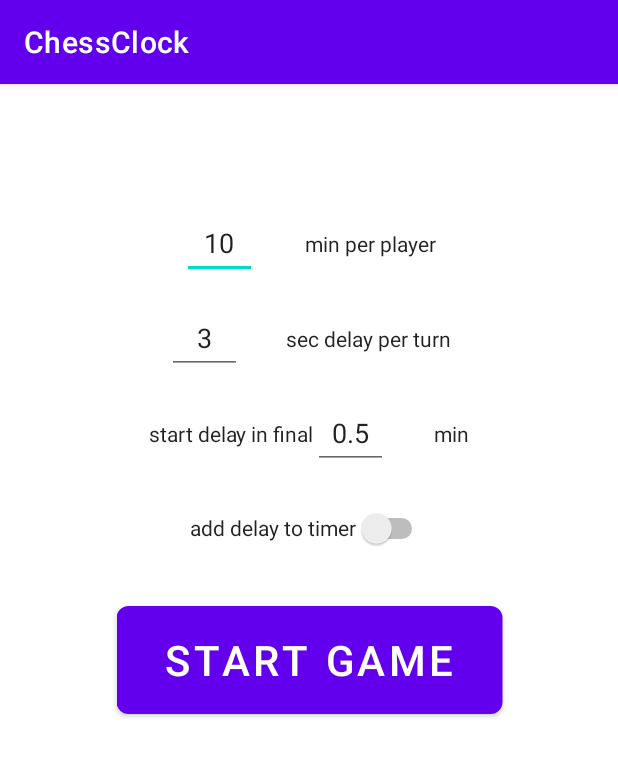
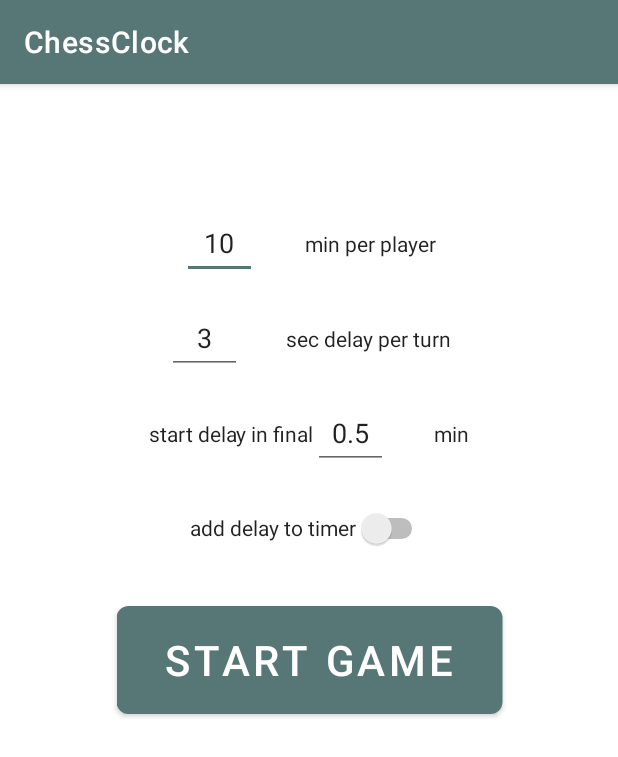
Before and after one commit to b4rthm/chessclock, an Android app: the screen it shows after launch (MainActivity), on a phone screen of 412 x 824 dp. Shown: the top 757 px of the screen. Run offline under Robolectric (Android 15) with nearby library versions, the phone set to English and light mode, and no system bars.

Commit message:
'colors'

```diff
--- a/app/src/main/res/layout/activity_main.xml
+++ b/app/src/main/res/layout/activity_main.xml
@@ -28,8 +28,8 @@
         android:layout_width="wrap_content"
         android:layout_height="wrap_content"
         android:layout_marginTop="25dp"
-        android:scaleX="2"
-        android:scaleY="2"
+        android:scaleX="2.5"
+        android:scaleY="2.5"
         android:text="TextView"
         android:visibility="invisible"
         app:layout_constraintBottom_toTopOf="@+id/mainButton"
@@ -42,8 +42,8 @@
         android:layout_width="wrap_content"
         android:layout_height="wrap_content"
         android:layout_marginTop="25dp"
-        android:scaleX="2"
-        android:scaleY="2"
+        android:scaleX="2.5"
+        android:scaleY="2.5"
         android:text="TextView"
         android:visibility="invisible"
         app:layout_constraintEnd_toEndOf="@+id/textView_w"
@@ -55,8 +55,8 @@
         android:layout_width="wrap_content"
         android:layout_height="wrap_content"
         android:layout_marginTop="90dp"
-        android:scaleX="2"
-        android:scaleY="2"
+        android:scaleX="2.5"
+        android:scaleY="2.5"
         android:text="TextView"
         android:visibility="invisible"
         app:layout_constraintBottom_toBottomOf="parent"
@@ -69,8 +69,8 @@
         android:layout_width="wrap_content"
         android:layout_height="wrap_content"
         android:layout_marginTop="25dp"
-        android:scaleX="2"
-        android:scaleY="2"
+        android:scaleX="2.5"
+        android:scaleY="2.5"
         android:text="TextView"
         android:visibility="invisible"
         app:layout_constraintEnd_toEndOf="@+id/textView_b"
@@ -188,8 +188,8 @@
         android:focusable="false"
         android:focusableInTouchMode="false"
         android:inputType="textPersonName"
-        android:scaleX="2"
-        android:scaleY="2"
+        android:scaleX="2.5"
+        android:scaleY="2.5"
         android:text="@string/white"
         android:textAlignment="center"
         android:visibility="invisible"
@@ -207,8 +207,8 @@
         android:focusable="false"
         android:focusableInTouchMode="false"
         android:inputType="textPersonName"
-        android:scaleX="2"
-        android:scaleY="2"
+        android:scaleX="2.5"
+        android:scaleY="2.5"
         android:text="@string/black"
         android:textAlignment="center"
         android:visibility="invisible"
--- a/app/src/main/res/values-night/themes.xml
+++ b/app/src/main/res/values-night/themes.xml
@@ -2,15 +2,15 @@
     <!-- Base application theme. -->
     <style name="Theme.ChessClock" parent="Theme.MaterialComponents.DayNight.DarkActionBar">
         <!-- Primary brand color. -->
-        <item name="colorPrimary">@color/purple_200</item>
-        <item name="colorPrimaryVariant">@color/purple_700</item>
+        <item name="colorPrimary">@color/night</item>
+        <item name="colorPrimaryVariant">@color/night2</item>
         <item name="colorOnPrimary">@color/black</item>
         <!-- Secondary brand color. -->
-        <item name="colorSecondary">@color/teal_200</item>
-        <item name="colorSecondaryVariant">@color/teal_200</item>
+        <item name="colorSecondary">@color/night</item>
+        <item name="colorSecondaryVariant">@color/night2</item>
         <item name="colorOnSecondary">@color/white</item>
         <!-- Status bar color. -->
-        <item name="android:statusBarColor" tools:targetApi="l">?attr/colorPrimaryVariant</item>
+        <item name="android:statusBarColor" tools:targetApi="l">#121212</item>
         <!-- Customize your theme here. -->
     </style>
 </resources>
--- a/app/src/main/res/values/colors.xml
+++ b/app/src/main/res/values/colors.xml
@@ -1,10 +1,15 @@
 <?xml version="1.0" encoding="utf-8"?>
 <resources>
-    <color name="purple_200">#FFBB86FC</color>
-    <color name="purple_500">#FF6200EE</color>
+    <color name="night">#7cb78e</color> <!--buttons night-->
+    <color name="night2">#7cb78e</color> <!--status bar night-->
+
+    <color name="day">#567775</color>    <!--buttons day-->
+    <color name="day2">#CB567775</color> <!--status bar day-->
+
     <color name="purple_700">#FF3700B3</color>
     <color name="teal_200">#FF03DAC5</color>
     <color name="teal_700">#FF018786</color>
+
     <color name="black">#FF000000</color>
     <color name="white">#FFFFFFFF</color>
 </resources>
--- a/app/src/main/res/values/themes.xml
+++ b/app/src/main/res/values/themes.xml
@@ -2,12 +2,12 @@
     <!-- Base application theme. -->
     <style name="Theme.ChessClock" parent="Theme.MaterialComponents.DayNight.DarkActionBar">
         <!-- Primary brand color. -->
-        <item name="colorPrimary">@color/purple_500</item>
-        <item name="colorPrimaryVariant">@color/purple_700</item>
+        <item name="colorPrimary">@color/day</item>
+        <item name="colorPrimaryVariant">@color/day2</item>
         <item name="colorOnPrimary">@color/white</item>
         <!-- Secondary brand color. -->
-        <item name="colorSecondary">@color/teal_200</item>
-        <item name="colorSecondaryVariant">@color/teal_700</item>
+        <item name="colorSecondary">@color/day</item>
+        <item name="colorSecondaryVariant">@color/day2</item>
         <item name="colorOnSecondary">@color/black</item>
         <!-- Status bar color. -->
         <item name="android:statusBarColor" tools:targetApi="l">?attr/colorPrimaryVariant</item>
```
